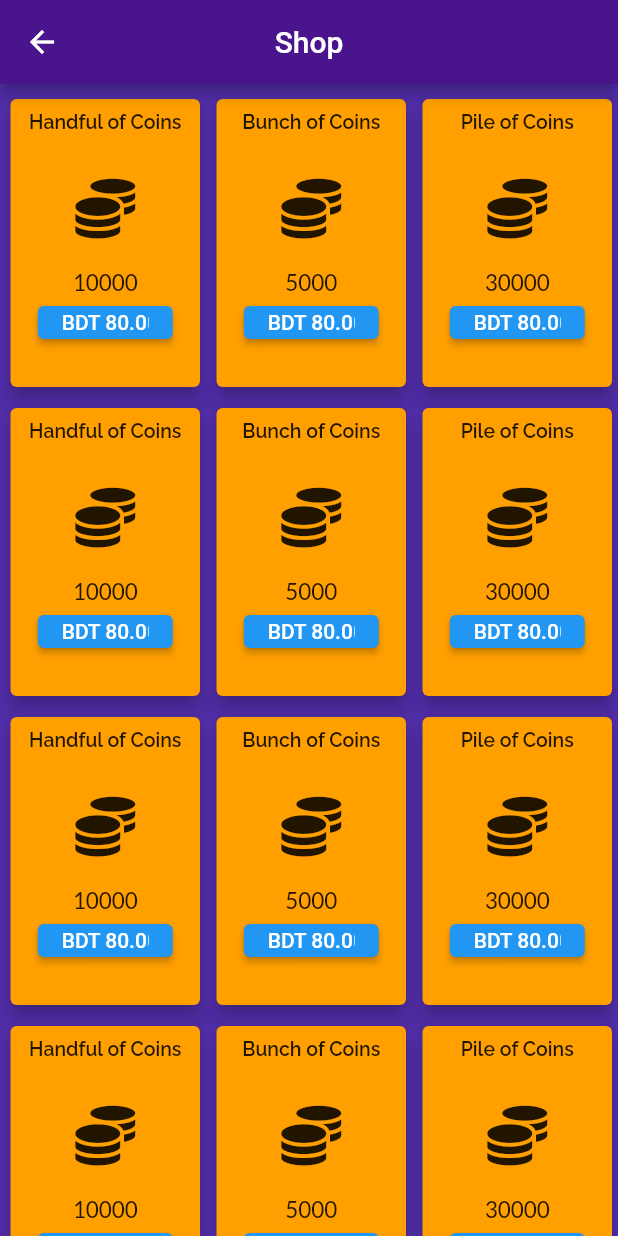
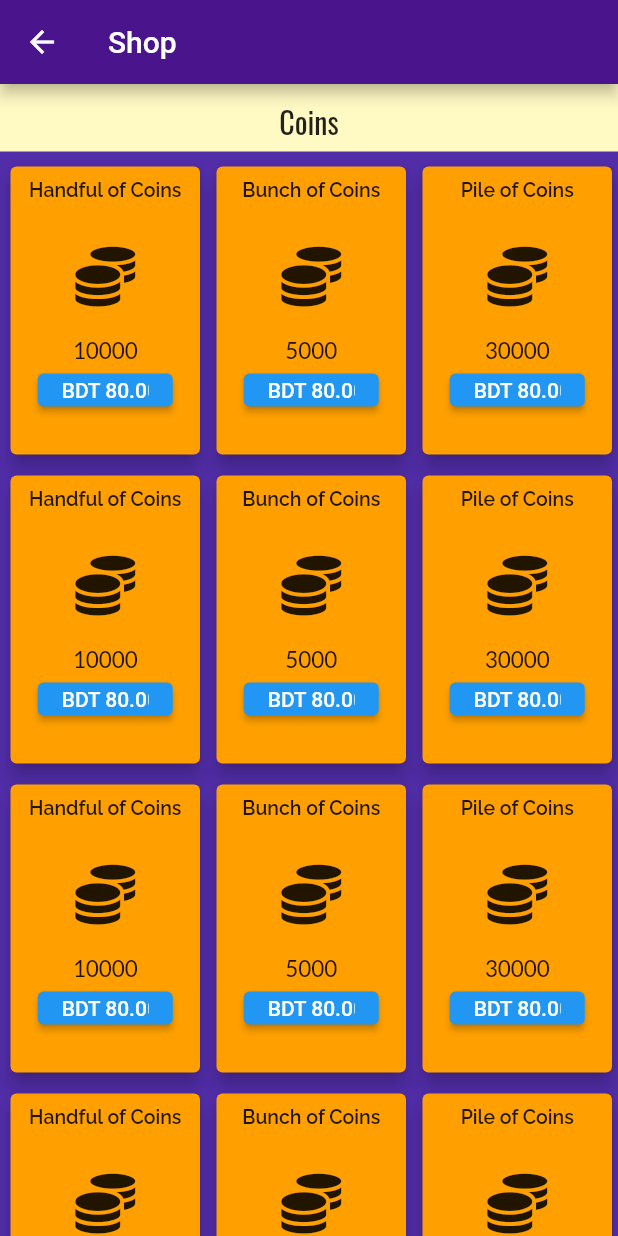
Before and after one commit to Wahed08/CustomUI, a Flutter app: the ShopUI screen opened by its route, after a tap on "BDT 80.00", on a phone screen of 412 x 824 dp. Run offline on Flutter 3.47's test engine with Material 2 defaults, Android fonts, the phone set to English and light mode, and no system bars; our stand-ins replace carousel_slider, connectivity, firebase_auth, firebase_core, font_awesome_flutter, google_fonts and 1 more; missing offline and left inert: flutter_braintree, flutter_facebook_login; accounts and stored records are empty.

Commit message:
error fixed

```diff
--- a/testBottomSheet/lib/task/screens/shopUI.dart
+++ b/testBottomSheet/lib/task/screens/shopUI.dart
@@ -1,6 +1,7 @@
 import 'package:flutter/material.dart';
 import 'package:font_awesome_flutter/font_awesome_flutter.dart';
 import 'package:google_fonts/google_fonts.dart';
+import 'package:flutter_braintree/flutter_braintree.dart';
 
 class ShopUI extends StatefulWidget {
   const ShopUI({Key? key}) : super(key: key);
@@ -11,38 +12,11 @@ class ShopUI extends StatefulWidget {
 
 class _ShopUIState extends State<ShopUI> {
   var prices = [
-    10000,
-    5000,
-    30000,
-    10000,
-    5000,
-    30000,
-    10000,
-    5000,
-    30000,
-    10000,
-    5000,
-    30000,
-    10000,
-    5000,
-    30000,
+    10000,5000,30000,10000,5000,30000,10000,5000,30000,10000,5000,30000,10000,5000,30000,
   ];
   var name = [
-    "Handful of Coins",
-    "Bunch of Coins",
-    "Pile of Coins",
-    "Handful of Coins",
-    "Bunch of Coins",
-    "Pile of Coins",
-    "Handful of Coins",
-    "Bunch of Coins",
-    "Pile of Coins",
-    "Handful of Coins",
-    "Bunch of Coins",
-    "Pile of Coins",
-    "Handful of Coins",
-    "Bunch of Coins",
-    "Pile of Coins"
+    "Handful of Coins","Bunch of Coins","Pile of Coins","Handful of Coins","Bunch of Coins","Pile of Coins","Handful of Coins","Bunch of Coins",
+    "Pile of Coins","Handful of Coins","Bunch of Coins", "Pile of Coins","Handful of Coins","Bunch of Coins","Pile of Coins"
   ];
 
   @override
@@ -50,12 +24,25 @@ class _ShopUIState extends State<ShopUI> {
     return Scaffold(
       appBar: AppBar(
         title: Text("Shop"),
-        centerTitle: true,
         backgroundColor: Colors.purple[900],
       ),
       body: Container(
+        child: Column(
+          children: [
+            Container(
+              color: Colors.yellow[100],
+              width: double.maxFinite,
+              child: Container(
+                margin: EdgeInsets.only(top: 10, bottom: 5),
+                height: 30,
+                child: Center(child: Text("Coins", style: GoogleFonts.oswald(fontSize: 20),))),
+            ),
+            Expanded(
+              child: Container(
                 color: Colors.deepPurple[700],
                 child: GridView.count(
+                  shrinkWrap: true,
+                  primary: false,
                   childAspectRatio: 2 / 3,
                   crossAxisCount: 3,
                   children: List.generate(15, (index) {
@@ -95,13 +82,34 @@ class _ShopUIState extends State<ShopUI> {
                                   height: 22,
                                   width: 90,
                                   child: ElevatedButton(
-                              onPressed: () {}, child: Text("BDT 80.00", softWrap: false,)))
+                                      onPressed: () async{
+                                        var request = BraintreeDropInRequest(
+                                            tokenizationKey: 'sandbox_38fvzjrp_k24tjdnxdw657m8h',
+                                            collectDeviceData: true,
+                                           paypalRequest: BraintreePayPalRequest(
+                                             amount: '10.00',
+                                             displayName: 'wahed'
+                                           ),
+                                           cardEnabled: true
+                                        );
+                                        BraintreeDropInResult? result = await BraintreeDropIn.start(request);
+
+                                        if(result != null){
+                                          print(result.paymentMethodNonce.description);
+                                          print(result.paymentMethodNonce.nonce);
+                                        }
+                                      },
+                                      child: Text("BDT 80.00", softWrap: false,))),
                             ]
                           )),
                     );
                   }),
                 ),
               ),
+            ),
+          ],
+        ),
+      ),
     );
   }
 }
--- a/testBottomSheet/pubspec.yaml
+++ b/testBottomSheet/pubspec.yaml
@@ -38,6 +38,7 @@ dependencies:
   flutter_facebook_login: ^3.0.0
   google_fonts: ^2.1.0
   twitter_login: ^4.0.1
+  flutter_braintree: ^2.2.0
 
 dev_dependencies:
   flutter_test:
```
Also changed, not shown: testBottomSheet/pubspec.lock, 2 other files. Lines whose indentation alone changed are shown as unchanged.
